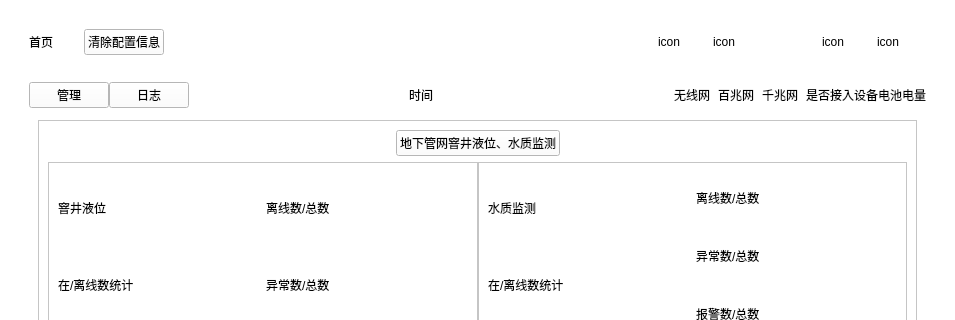
First picture: the form in View/indepelect.ui, repository Sgr-H/gzj5th, before the edit; both pictures show x 0 to 955 and y 0 to 320 of the 955 by 469 pixel window.
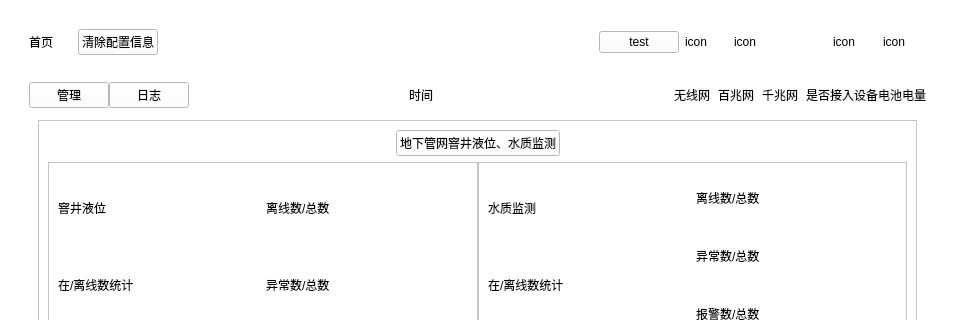
Second picture: the form after the edit. Icons and pictures are not drawn.

What changed in the file:
```diff
--- a/View/indepelect.ui
+++ b/View/indepelect.ui
@@ -30,7 +30,7 @@
        <widget class="QWidget" name="widget_2" native="true">
         <layout class="QGridLayout" name="gridLayout">
          <item row="0" column="0">
-          <layout class="QHBoxLayout" name="horizontalLayout_2" stretch="1,1,10,1,1,1,1,1">
+          <layout class="QHBoxLayout" name="horizontalLayout_2" stretch="1,1,10,0,1,1,1,1,1">
            <item>
             <widget class="QLabel" name="label">
              <property name="text">
@@ -64,6 +64,13 @@
              </property>
             </spacer>
            </item>
+           <item>
+            <widget class="QPushButton" name="pushButton_9">
+             <property name="text">
+              <string>test</string>
+             </property>
+            </widget>
+           </item>
            <item>
             <widget class="QLabel" name="label_3">
              <property name="text">
```
